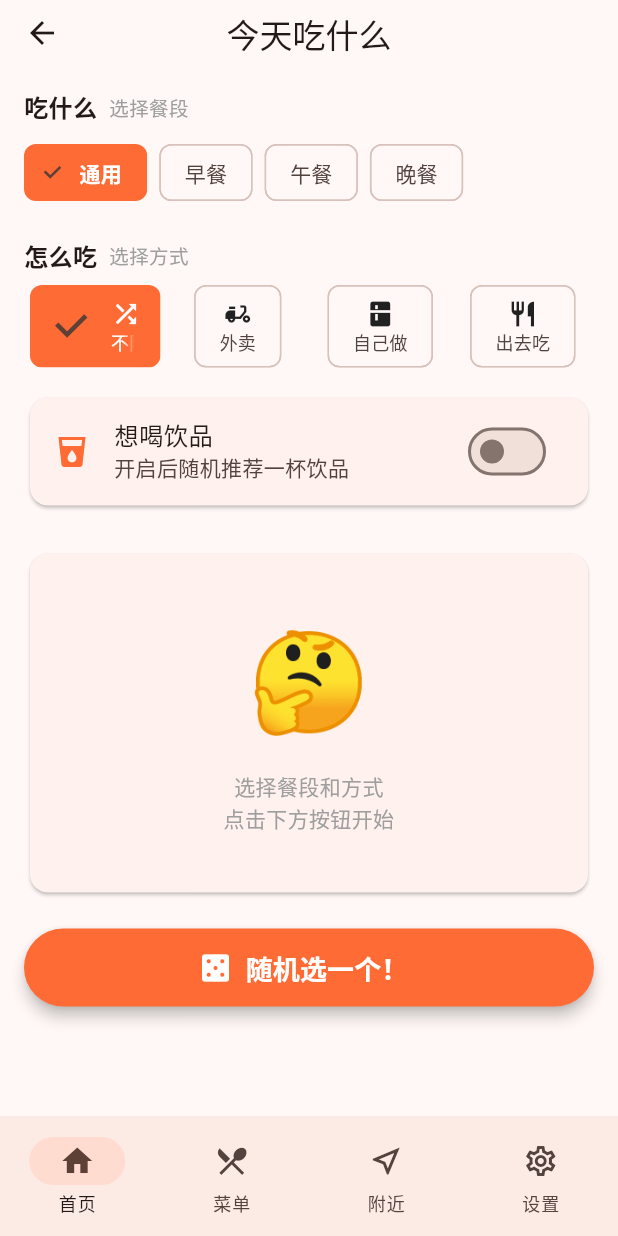
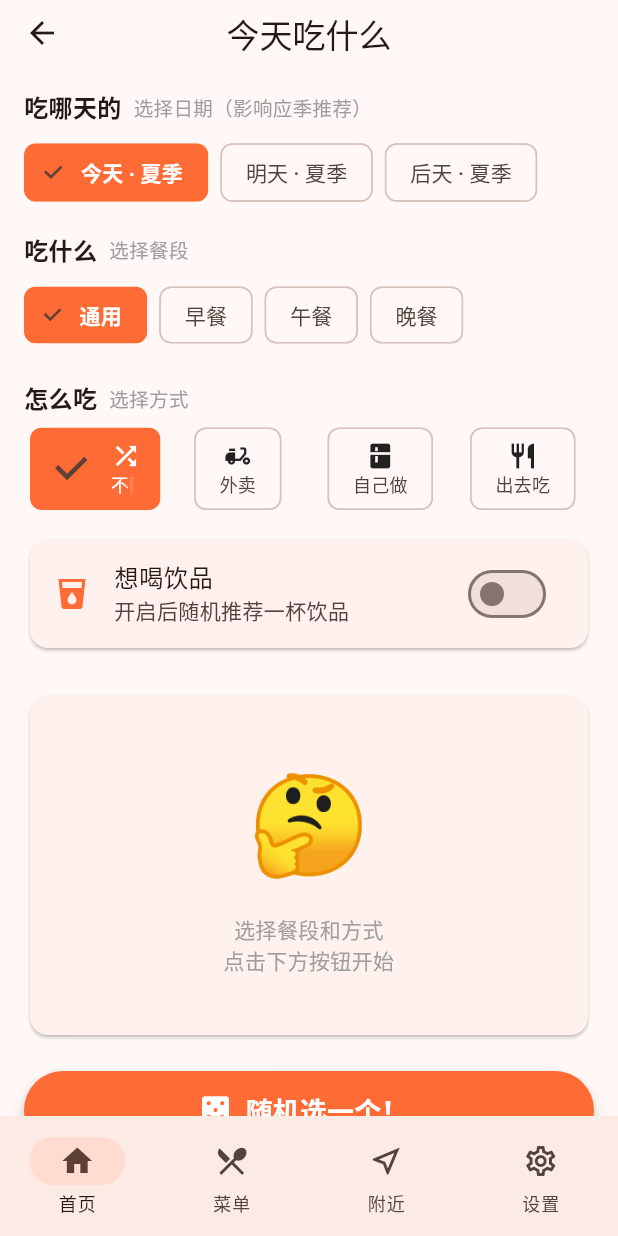
Before and after one commit to DianranQian/today-app, a Flutter app: the screen it shows after launch, after a tap on "今天吃什么", on a phone screen of 412 x 824 dp. Run offline on Flutter 3.47's test engine with Material 3 defaults, Android fonts, the phone set to English and light mode, and no system bars; our stand-ins replace file_picker, image_picker, location, share_plus, shared_preferences; missing offline and left inert: gbk_codec.

Commit message:
V3-3 今天/明天/后天：目标日期切换
- core/season.dart：seasonFor(date) + targetDateOffset（今天/明天/后天，
  prefs 记忆）+ targetSeason
- 共享组件 core/widgets/date_selector.dart：日期 chips（带季节预览）
- 吃什么首页：日期选择器 + 应季角标/季节优先按目标日期
- 穿什么首页：日期选择器 + 季节过滤按目标日期
- eat 季节枚举统一改用 core（消除双 Season 冲突）

```diff
--- a/lib/apps/eat/pages/home_page.dart
+++ b/lib/apps/eat/pages/home_page.dart
@@ -1,6 +1,8 @@
 import 'package:flutter/material.dart';
 import '../../../core/image_helper.dart';
+import '../../../core/season.dart' as core_season;
 import '../../../core/theme.dart';
+import '../../../core/widgets/date_selector.dart';
 import '../../../core/widgets/slot_machine.dart';
 import '../models/food_item.dart';
 import '../data/data_store.dart';
@@ -68,7 +70,8 @@ class _HomePageState extends State<HomePage> with TickerProviderStateMixin {
 
     // 选定最终结果（保留原逻辑）
     final selectedDish = DataStore.pickFrom(dishPool,
-        seasonPriority: DataStore.settings.seasonRecommend);
+        seasonPriority: DataStore.settings.seasonRecommend,
+            season: core_season.targetSeason);
     FoodItem? selectedStaple;
     FoodItem? selectedDrink;
     var staplePool = <FoodItem>[];
@@ -81,14 +84,17 @@ class _HomePageState extends State<HomePage> with TickerProviderStateMixin {
           final filtered = staplePool.where((s) => !recent.contains(s.name)).toList();
           if (filtered.isNotEmpty) {
             selectedStaple = DataStore.pickFrom(filtered,
-                seasonPriority: DataStore.settings.seasonRecommend);
+                seasonPriority: DataStore.settings.seasonRecommend,
+            season: core_season.targetSeason);
           } else {
             selectedStaple = DataStore.pickFrom(staplePool,
-                seasonPriority: DataStore.settings.seasonRecommend);
+                seasonPriority: DataStore.settings.seasonRecommend,
+            season: core_season.targetSeason);
           }
         } else {
           selectedStaple = DataStore.pickFrom(staplePool,
-              seasonPriority: DataStore.settings.seasonRecommend);
+              seasonPriority: DataStore.settings.seasonRecommend,
+            season: core_season.targetSeason);
         }
       }
     }
@@ -220,11 +226,13 @@ class _HomePageState extends State<HomePage> with TickerProviderStateMixin {
       return;
     }
     var next = DataStore.pickFrom(pool,
-        seasonPriority: DataStore.settings.seasonRecommend);
+        seasonPriority: DataStore.settings.seasonRecommend,
+            season: core_season.targetSeason);
     var tries = 0;
     while (next.name == _pickedDish?.name && pool.length > 1 && tries < 5) {
       next = DataStore.pickFrom(pool,
-          seasonPriority: DataStore.settings.seasonRecommend);
+          seasonPriority: DataStore.settings.seasonRecommend,
+            season: core_season.targetSeason);
       tries++;
     }
     // 兜底：重试后仍相同则确定性换到下一道，保证一定不同
@@ -245,11 +253,13 @@ class _HomePageState extends State<HomePage> with TickerProviderStateMixin {
       return;
     }
     var next = DataStore.pickFrom(pool,
-        seasonPriority: DataStore.settings.seasonRecommend);
+        seasonPriority: DataStore.settings.seasonRecommend,
+            season: core_season.targetSeason);
     var tries = 0;
     while (next.name == _pickedStaple?.name && pool.length > 1 && tries < 5) {
       next = DataStore.pickFrom(pool,
-          seasonPriority: DataStore.settings.seasonRecommend);
+          seasonPriority: DataStore.settings.seasonRecommend,
+            season: core_season.targetSeason);
       tries++;
     }
     if (next.name == _pickedStaple?.name && pool.length > 1) {
@@ -302,6 +312,12 @@ class _HomePageState extends State<HomePage> with TickerProviderStateMixin {
       body: ListView(
         padding: const EdgeInsets.all(16),
         children: [
+          // 目标日期
+          _buildSectionTitle('吃哪天的', '选择日期（影响应季推荐）'),
+          const SizedBox(height: 8),
+          TargetDateSelector(onChanged: () => setState(() {})),
+          const SizedBox(height: 16),
+
           // Meal time selector
           _buildSectionTitle('吃什么', '选择餐段'),
           const SizedBox(height: 8),
@@ -503,7 +519,7 @@ class _HomePageState extends State<HomePage> with TickerProviderStateMixin {
               Row(
                 mainAxisAlignment: MainAxisAlignment.center,
                 children: [
-                  if (_pickedDish!.seasons.contains(currentSeason)) ...[
+                  if (_pickedDish!.seasons.contains(core_season.targetSeason)) ...[
                     Container(
                       margin: const EdgeInsets.only(right: 6),
                       padding: const EdgeInsets.symmetric(horizontal: 14, vertical: 6),
--- a/lib/apps/wear/wear_data_store.dart
+++ b/lib/apps/wear/wear_data_store.dart
@@ -56,7 +56,7 @@ class WearDataStore {
     WearGroup? group,
     int? temperature,
   }) {
-    final now = currentSeason;
+    final now = targetSeason;
     var result = List<OutfitItem>.from(outfits);
     if (scene != null && scene != WearScene.all) {
       result = result
--- a/lib/apps/wear/wear_home_page.dart
+++ b/lib/apps/wear/wear_home_page.dart
@@ -1,9 +1,10 @@
 import 'package:flutter/material.dart';
 import 'package:shared_preferences/shared_preferences.dart';
+import '../../core/image_helper.dart';
 import '../../core/season.dart';
 import '../../core/theme.dart';
+import '../../core/widgets/date_selector.dart';
 import '../../core/widgets/slot_machine.dart';
-import '../../core/image_helper.dart';
 import 'wear_models.dart';
 import 'wear_data_store.dart';
 
@@ -166,7 +167,12 @@ class _WearHomePageState extends State<WearHomePage> {
       body: ListView(
         padding: const EdgeInsets.all(16),
         children: [
-          _buildSectionTitle('穿什么', '选择场景 · 当前${currentSeason.label}季'),
+          // 目标日期
+          _buildSectionTitle('穿哪天的', '选择日期（影响季节搭配）'),
+          const SizedBox(height: 8),
+          TargetDateSelector(onChanged: () => setState(() {})),
+          const SizedBox(height: 12),
+          _buildSectionTitle('穿什么', '选择场景 · ${targetSeason.label}季'),
           const SizedBox(height: 8),
           _buildSceneSelector(),
           const SizedBox(height: 12),
--- a/lib/core/season.dart
+++ b/lib/core/season.dart
@@ -1,13 +1,25 @@
 /// 通用季节（核心层，供各子应用复用）
 enum Season { spring, summer, autumn, winter }
 
-Season get currentSeason {
-  final m = DateTime.now().month;
+/// 目标日期偏移：0=今天，1=明天，2=后天（全局，存 prefs）
+int targetDateOffset = 0;
+
+DateTime get targetDate =>
+    DateTime.now().add(Duration(days: targetDateOffset));
+
+Season get currentSeason => seasonFor(DateTime.now());
+
+/// 指定日期的季节
+Season seasonFor(DateTime date) {
+  final m = date.month;
   if (m >= 3 && m <= 5) return Season.spring;
   if (m >= 6 && m <= 8) return Season.summer;
   if (m >= 9 && m <= 11) return Season.autumn;
   return Season.winter;
 }
+
+/// 目标日期季节（受今天/明天/后天切换影响）
+Season get targetSeason => seasonFor(targetDate);
 
 extension SeasonExt on Season {
   String get label {
--- /dev/null
+++ b/lib/core/widgets/date_selector.dart
@@ -0,0 +1,57 @@
+import 'package:flutter/material.dart';
+import 'package:shared_preferences/shared_preferences.dart';
+import '../season.dart';
+
+/// 目标日期选择：今天/明天/后天（全局切换，影响季节推荐）
+class TargetDateSelector extends StatelessWidget {
+  const TargetDateSelector({super.key, this.enabled = true, this.onChanged});
+
+  final bool enabled;
+
+  /// 切换后通知页面刷新
+  final VoidCallback? onChanged;
+
+  static Future<void> setOffset(int offset) async {
+    targetDateOffset = offset;
+    final prefs = await SharedPreferences.getInstance();
+    prefs.setInt('app_target_offset', offset);
+  }
+
+  static Future<void> load() async {
+    final prefs = await SharedPreferences.getInstance();
+    targetDateOffset = prefs.getInt('app_target_offset') ?? 0;
+  }
+
+  @override
+  Widget build(BuildContext context) {
+    final labels = ['今天', '明天', '后天'];
+    return SingleChildScrollView(
+      scrollDirection: Axis.horizontal,
+      child: Row(
+        children: List.generate(3, (i) {
+          final isSelected = targetDateOffset == i;
+          final date = DateTime.now().add(Duration(days: i));
+          final label = '${labels[i]} · ${seasonFor(date).label}季';
+          return Padding(
+            padding: const EdgeInsets.only(right: 8),
+            child: ChoiceChip(
+              label: Text(label),
+              selected: isSelected,
+              onSelected: enabled
+                  ? (_) {
+                      setOffset(i);
+                      onChanged?.call();
+                    }
+                  : null,
+              selectedColor: Theme.of(context).colorScheme.primary,
+              labelStyle: TextStyle(
+                color: isSelected ? Colors.white : null,
+                fontWeight: isSelected ? FontWeight.w600 : null,
+              ),
+            ),
+          );
+        }).toList(),
+      ),
+    );
+  }
+}
--- a/lib/main.dart
+++ b/lib/main.dart
@@ -5,11 +5,13 @@ import 'apps/go/go_app.dart';
 import 'apps/wear/wear_app.dart';
 import 'core/app_settings.dart';
 import 'core/theme.dart';
+import 'core/widgets/date_selector.dart';
 import 'pages/settings_page.dart';
 
 void main() async {
   WidgetsFlutterBinding.ensureInitialized();
   await AppSettings.load();
+  await TargetDateSelector.load();
   runApp(const TodayApp());
 }
 
```
Also changed, not shown: lib/apps/eat/data/data_store.dart (+7 -2 lines), lib/apps/eat/models/food_item.dart (+2 -30 lines).
